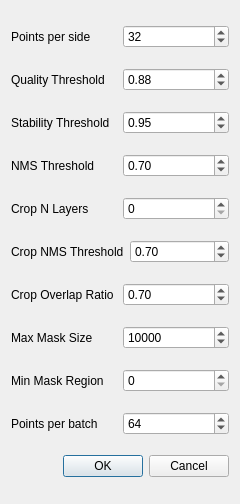
Qt form src/auto_detect_dialog.ui (velatkilic/label-gui) before a commit.
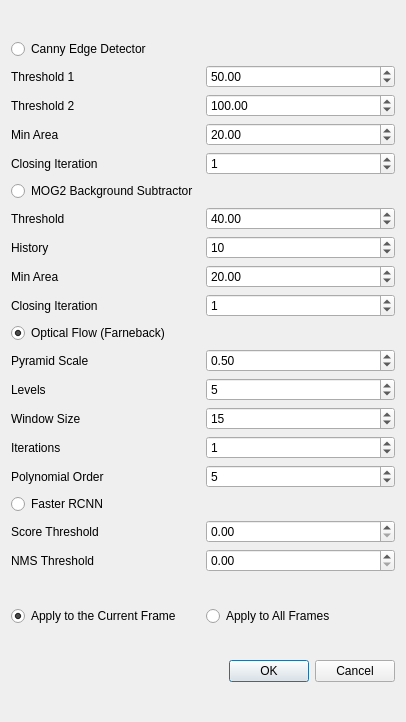
The same form after that commit.

Commit message: multi frame automatic processing

Patch:
```diff
--- a/src/auto_detect_dialog.ui
+++ b/src/auto_detect_dialog.ui
@@ -6,307 +6,379 @@
    <rect>
     <x>0</x>
     <y>0</y>
-    <width>240</width>
-    <height>504</height>
+    <width>406</width>
+    <height>722</height>
    </rect>
   </property>
   <property name="windowTitle">
    <string>Dialog</string>
   </property>
-  <layout class="QVBoxLayout" name="verticalLayout">
+  <layout class="QVBoxLayout" name="verticalLayout_2">
    <item>
-    <layout class="QHBoxLayout" name="horizontalLayout">
+    <layout class="QVBoxLayout" name="verticalLayout">
      <item>
-      <widget class="QLabel" name="label">
-       <property name="statusTip">
-        <string>Number of points to be sampled</string>
-       </property>
+      <widget class="QRadioButton" name="radio_canny">
        <property name="text">
-        <string>Points per side</string>
+        <string>Canny Edge Detector</string>
        </property>
-      </widget>
-     </item>
-     <item>
-      <widget class="QSpinBox" name="spinBox_points_per_side">
-       <property name="statusTip">
-        <string>Number of points to be sampled</string>
+       <property name="checked">
+        <bool>false</bool>
        </property>
-       <property name="minimum">
-        <number>1</number>
-       </property>
-       <property name="maximum">
-        <number>100000</number>
-       </property>
-       <property name="value">
-        <number>32</number>
-       </property>
+       <attribute name="buttonGroup">
+        <string notr="true">buttonGroup</string>
+       </attribute>
       </widget>
      </item>
-    </layout>
-   </item>
-   <item>
-    <layout class="QHBoxLayout" name="horizontalLayout_2">
      <item>
-      <widget class="QLabel" name="label_2">
-       <property name="statusTip">
-        <string>Filtering using model's predicted mask quality</string>
-       </property>
-       <property name="text">
-        <string>Quality Threshold</string>
-       </property>
-      </widget>
+      <layout class="QHBoxLayout" name="horizontalLayout">
+       <item>
+        <widget class="QLabel" name="label">
+         <property name="text">
+          <string>Threshold 1</string>
+         </property>
+        </widget>
+       </item>
+       <item>
+        <widget class="QDoubleSpinBox" name="spinBox_canny_th1">
+         <property name="maximum">
+          <double>99999999999.000000000000000</double>
+         </property>
+         <property name="value">
+          <double>50.000000000000000</double>
+         </property>
+        </widget>
+       </item>
+      </layout>
      </item>
      <item>
-      <widget class="QDoubleSpinBox" name="spinBox_quality_threshold">
-       <property name="statusTip">
-        <string>Filtering using model's predicted mask quality</string>
-       </property>
-       <property name="maximum">
-        <double>1.000000000000000</double>
-       </property>
-       <property name="singleStep">
-        <double>0.100000000000000</double>
-       </property>
-       <property name="value">
-        <double>0.880000000000000</double>
-       </property>
-      </widget>
+      <layout class="QHBoxLayout" name="horizontalLayout_3">
+       <item>
+        <widget class="QLabel" name="label_2">
+         <property name="text">
+          <string>Threshold 2</string>
+         </property>
+        </widget>
+       </item>
+       <item>
+        <widget class="QDoubleSpinBox" name="spinBox_canny_th2">
+         <property name="maximum">
+          <double>999999999.000000000000000</double>
+         </property>
+         <property name="value">
+          <double>100.000000000000000</double>
+         </property>
+        </widget>
+       </item>
+      </layout>
      </item>
-    </layout>
-   </item>
-   <item>
-    <layout class="QHBoxLayout" name="horizontalLayout_3">
      <item>
-      <widget class="QLabel" name="label_3">
-       <property name="statusTip">
-        <string>Mask stability threshold</string>
-       </property>
-       <property name="text">
-        <string>Stability Threshold</string>
-       </property>
-      </widget>
+      <layout class="QHBoxLayout" name="horizontalLayout_4">
+       <item>
+        <widget class="QLabel" name="label_3">
+         <property name="text">
+          <string>Min Area</string>
+         </property>
+        </widget>
+       </item>
+       <item>
+        <widget class="QDoubleSpinBox" name="spinBox_canny_min_area">
+         <property name="maximum">
+          <double>9999999999.000000000000000</double>
+         </property>
+         <property name="value">
+          <double>20.000000000000000</double>
+         </property>
+        </widget>
+       </item>
+      </layout>
      </item>
      <item>
-      <widget class="QDoubleSpinBox" name="spinBox_stability_threshold">
-       <property name="statusTip">
-        <string>Mask stability threshold</string>
-       </property>
-       <property name="maximum">
-        <double>1.000000000000000</double>
-       </property>
-       <property name="singleStep">
-        <double>0.100000000000000</double>
-       </property>
-       <property name="value">
-        <double>0.950000000000000</double>
-       </property>
-      </widget>
+      <layout class="QHBoxLayout" name="horizontalLayout_5">
+       <item>
+        <widget class="QLabel" name="label_4">
+         <property name="text">
+          <string>Closing Iteration</string>
+         </property>
+        </widget>
+       </item>
+       <item>
+        <widget class="QSpinBox" name="spinBox_canny_closing_it">
+         <property name="value">
+          <number>1</number>
+         </property>
+        </widget>
+       </item>
+      </layout>
      </item>
-    </layout>
-   </item>
-   <item>
-    <layout class="QHBoxLayout" name="horizontalLayout_8">
      <item>
-      <widget class="QLabel" name="label_8">
-       <property name="statusTip">
-        <string>Intersection over union threshold used for NMS</string>
-       </property>
+      <widget class="QRadioButton" name="radio_mog2">
        <property name="text">
-        <string>NMS Threshold</string>
+        <string>MOG2 Background Subtractor</string>
        </property>
       </widget>
      </item>
      <item>
-      <widget class="QDoubleSpinBox" name="spinBox_nms_threshold">
-       <property name="statusTip">
-        <string>Intersection over union threshold used for NMS</string>
-       </property>
-       <property name="maximum">
-        <double>1.000000000000000</double>
-       </property>
-       <property name="singleStep">
-        <double>0.100000000000000</double>
-       </property>
-       <property name="value">
-        <double>0.700000000000000</double>
-       </property>
-      </widget>
+      <layout class="QHBoxLayout" name="horizontalLayout_6">
+       <item>
+        <widget class="QLabel" name="label_5">
+         <property name="text">
+          <string>Threshold</string>
+         </property>
+        </widget>
+       </item>
+       <item>
+        <widget class="QDoubleSpinBox" name="spinBox_mog2_th">
+         <property name="maximum">
+          <double>999999999.000000000000000</double>
+         </property>
+         <property name="singleStep">
+          <double>1.000000000000000</double>
+         </property>
+         <property name="value">
+          <double>40.000000000000000</double>
+         </property>
+        </widget>
+       </item>
+      </layout>
      </item>
-    </layout>
-   </item>
-   <item>
-    <layout class="QHBoxLayout" name="horizontalLayout_4">
      <item>
-      <widget class="QLabel" name="label_4">
-       <property name="statusTip">
-        <string>Mask prediction will be run again on crops of the image</string>
-       </property>
-       <property name="text">
-        <string>Crop N Layers</string>
-       </property>
-      </widget>
+      <layout class="QHBoxLayout" name="horizontalLayout_7">
+       <item>
+        <widget class="QLabel" name="label_6">
+         <property name="text">
+          <string>History</string>
+         </property>
+        </widget>
+       </item>
+       <item>
+        <widget class="QSpinBox" name="spinBox_mog2_history">
+         <property name="maximum">
+          <number>999999999</number>
+         </property>
+         <property name="value">
+          <number>10</number>
+         </property>
+        </widget>
+       </item>
+      </layout>
      </item>
      <item>
-      <widget class="QSpinBox" name="spinBox_crop_n_layers">
-       <property name="statusTip">
-        <string>Mask prediction will be run again on crops of the image</string>
-       </property>
-       <property name="value">
-        <number>0</number>
-       </property>
-      </widget>
+      <layout class="QHBoxLayout" name="horizontalLayout_8">
+       <item>
+        <widget class="QLabel" name="label_7">
+         <property name="text">
+          <string>Min Area</string>
+         </property>
+        </widget>
+       </item>
+       <item>
+        <widget class="QDoubleSpinBox" name="spinBox_mog2_min_area">
+         <property name="maximum">
+          <double>999999999.000000000000000</double>
+         </property>
+         <property name="value">
+          <double>20.000000000000000</double>
+         </property>
+        </widget>
+       </item>
+      </layout>
      </item>
-    </layout>
-   </item>
-   <item>
-    <layout class="QHBoxLayout" name="horizontalLayout_9">
      <item>
-      <widget class="QLabel" name="label_9">
-       <property name="statusTip">
-        <string>Intersection over union threshold used for NMS to combine crops</string>
-       </property>
-       <property name="text">
-        <string>Crop NMS Threshold</string>
-       </property>
-      </widget>
+      <layout class="QHBoxLayout" name="horizontalLayout_9">
+       <item>
+        <widget class="QLabel" name="label_8">
+         <property name="text">
+          <string>Closing Iteration</string>
+         </property>
+        </widget>
+       </item>
+       <item>
+        <widget class="QSpinBox" name="spinBox_mog2_closing_it">
+         <property name="value">
+          <number>1</number>
+         </property>
+        </widget>
+       </item>
+      </layout>
      </item>
      <item>
-      <widget class="QDoubleSpinBox" name="spinBox_crop_nms_threshold">
-       <property name="statusTip">
-        <string>Intersection over union threshold used for NMS to combine crops</string>
+      <widget class="QRadioButton" name="radio_farneback">
+       <property name="text">
+        <string>Optical Flow (Farneback)</string>
        </property>
-       <property name="maximum">
-        <double>1.000000000000000</double>
+       <property name="checked">
+        <bool>true</bool>
        </property>
-       <property name="singleStep">
-        <double>0.100000000000000</double>
-       </property>
-       <property name="value">
-        <double>0.700000000000000</double>
-       </property>
+       <attribute name="buttonGroup">
+        <string notr="true">buttonGroup</string>
+       </attribute>
       </widget>
      </item>
-    </layout>
-   </item>
-   <item>
-    <layout class="QHBoxLayout" name="horizontalLayout_10">
      <item>
-      <widget class="QLabel" name="label_10">
-       <property name="statusTip">
-        <string>crops will overlap by this fraction</string>
-       </property>
-       <property name="text">
-        <string>Crop Overlap Ratio</string>
-       </property>
-      </widget>
+      <layout class="QHBoxLayout" name="horizontalLayout_10">
+       <item>
+        <widget class="QLabel" name="label_9">
+         <property name="text">
+          <string>Pyramid Scale</string>
+         </property>
+        </widget>
+       </item>
+       <item>
+        <widget class="QDoubleSpinBox" name="spinBox_farneback_py_scale">
+         <property name="maximum">
+          <double>1.000000000000000</double>
+         </property>
+         <property name="singleStep">
+          <double>0.100000000000000</double>
+         </property>
+         <property name="value">
+          <double>0.500000000000000</double>
+         </property>
+        </widget>
+       </item>
+      </layout>
      </item>
      <item>
-      <widget class="QDoubleSpinBox" name="spinBox_crop_overlap_ratio">
-       <property name="statusTip">
-        <string>crops will overlap by this fraction</string>
-       </property>
-       <property name="maximum">
-        <double>1.000000000000000</double>
-       </property>
-       <property name="singleStep">
-        <double>0.100000000000000</double>
-       </property>
-       <property name="value">
-        <double>0.700000000000000</double>
-       </property>
-      </widget>
+      <layout class="QHBoxLayout" name="horizontalLayout_11">
+       <item>
+        <widget class="QLabel" name="label_10">
+         <property name="text">
+          <string>Levels</string>
+         </property>
+        </widget>
+       </item>
+       <item>
+        <widget class="QSpinBox" name="spinBox_farneback_levels">
+         <property name="value">
+          <number>5</number>
+         </property>
+        </widget>
+       </item>
+      </layout>
      </item>
-    </layout>
-   </item>
-   <item>
-    <layout class="QHBoxLayout" name="horizontalLayout_5">
      <item>
-      <widget class="QLabel" name="label_5">
-       <property name="statusTip">
-        <string>Threshold masks larger than this</string>
-       </property>
-       <property name="text">
-        <string>Max Mask Size</string>
-       </property>
-      </widget>
+      <layout class="QHBoxLayout" name="horizontalLayout_12">
+       <item>
+        <widget class="QLabel" name="label_11">
+         <property name="text">
+          <string>Window Size</string>
+         </property>
+        </widget>
+       </item>
+       <item>
+        <widget class="QSpinBox" name="spinBox_farneback_win_size">
+         <property name="maximum">
+          <number>999999999</number>
+         </property>
+         <property name="value">
+          <number>15</number>
+         </property>
+        </widget>
+       </item>
+      </layout>
      </item>
      <item>
-      <widget class="QSpinBox" name="spinBox_max_mask_region">
-       <property name="statusTip">
-        <string>Threshold masks larger than this</string>
-       </property>
-       <property name="maximum">
-        <number>999999999</number>
-       </property>
-       <property name="singleStep">
-        <number>1000</number>
-       </property>
-       <property name="value">
-        <number>10000</number>
-       </property>
-      </widget>
+      <layout class="QHBoxLayout" name="horizontalLayout_13">
+       <item>
+        <widget class="QLabel" name="label_12">
+         <property name="text">
+          <string>Iterations</string>
+         </property>
+        </widget>
+       </item>
+       <item>
+        <widget class="QSpinBox" name="spinBox_farneback_it">
+         <property name="value">
+          <number>1</number>
+         </property>
+        </widget>
+       </item>
+      </layout>
      </item>
-    </layout>
-   </item>
-   <item>
-    <layout class="QHBoxLayout" name="horizontalLayout_6">
      <item>
-      <widget class="QLabel" name="label_6">
-       <property name="statusTip">
-        <string>Use this to remove disconnected regions and holes in masks unless set to 0.</string>
-       </property>
+      <layout class="QHBoxLayout" name="horizontalLayout_14">
+       <item>
+        <widget class="QLabel" name="label_13">
+         <property name="text">
+          <string>Polynomial Order</string>
+         </property>
+        </widget>
+       </item>
+       <item>
+        <widget class="QSpinBox" name="spinBox_farneback_poly_n">
+         <property name="value">
+          <number>5</number>
+         </property>
+        </widget>
+       </item>
+      </layout>
+     </item>
+     <item>
+      <widget class="QRadioButton" name="radio_rcnn">
        <property name="text">
-        <string>Min Mask Region</string>
+        <string>Faster RCNN</string>
        </property>
       </widget>
      </item>
      <item>
-      <widget class="QSpinBox" name="spinBox_min_mask_region">
-       <property name="statusTip">
-        <string>Use this to remove disconnected regions and holes in masks unless set to 0.</string>
-       </property>
-       <property name="maximum">
-        <number>99999</number>
-       </property>
-      </widget>
+      <layout class="QHBoxLayout" name="horizontalLayout_17">
+       <item>
+        <widget class="QLabel" name="label_15">
+         <property name="text">
+          <string>Score Threshold</string>
+         </property>
+        </widget>
+       </item>
+       <item>
+        <widget class="QDoubleSpinBox" name="spinBox_rcnn_th"/>
+       </item>
+      </layout>
      </item>
+     <item>
+      <layout class="QHBoxLayout" name="horizontalLayout_15">
+       <item>
+        <widget class="QLabel" name="label_14">
+         <property name="text">
+          <string>NMS Threshold</string>
+         </property>
+        </widget>
+       </item>
+       <item>
+        <widget class="QDoubleSpinBox" name="spinBox_rcnn_nms_th"/>
+       </item>
+      </layout>
+     </item>
     </layout>
    </item>
    <item>
-    <layout class="QHBoxLayout" name="horizontalLayout_7">
+    <layout class="QHBoxLayout" name="horizontalLayout_19">
      <item>
-      <widget class="QLabel" name="label_7">
-       <property name="statusTip">
-        <string>number of points run simultaneously by the model. Higher numbers may be faster but use more GPU memory.</string>
-       </property>
+      <widget class="QRadioButton" name="radio_current_frame">
        <property name="text">
-        <string>Points per batch</string>
+        <string>Apply to the Current Frame</string>
        </property>
+       <property name="checked">
+        <bool>true</bool>
+       </property>
+       <attribute name="buttonGroup">
+        <string notr="true">buttonGroup_2</string>
+       </attribute>
       </widget>
      </item>
      <item>
-      <widget class="QSpinBox" name="spinBox_points_per_batch">
-       <property name="statusTip">
-        <string>number of points run simultaneously by the model. Higher numbers may be faster but use more GPU memory.</string>
+      <widget class="QRadioButton" name="radio_all_frames">
+       <property name="text">
+        <string>Apply to All Frames</string>
        </property>
-       <property name="minimum">
-        <number>1</number>
-       </property>
-       <property name="maximum">
-        <number>100000</number>
-       </property>
-       <property name="value">
-        <number>64</number>
-       </property>
+       <attribute name="buttonGroup">
+        <string notr="true">buttonGroup_2</string>
+       </attribute>
       </widget>
      </item>
     </layout>
    </item>
    <item>
     <widget class="QDialogButtonBox" name="buttonBox">
-     <property name="orientation">
-      <enum>Qt::Horizontal</enum>
-     </property>
      <property name="standardButtons">
       <set>QDialogButtonBox::Cancel|QDialogButtonBox::Ok</set>
      </property>
```
Left out of the diff: 57 changed lines with no effect on the pictures. The commit also changes 6 other files.
